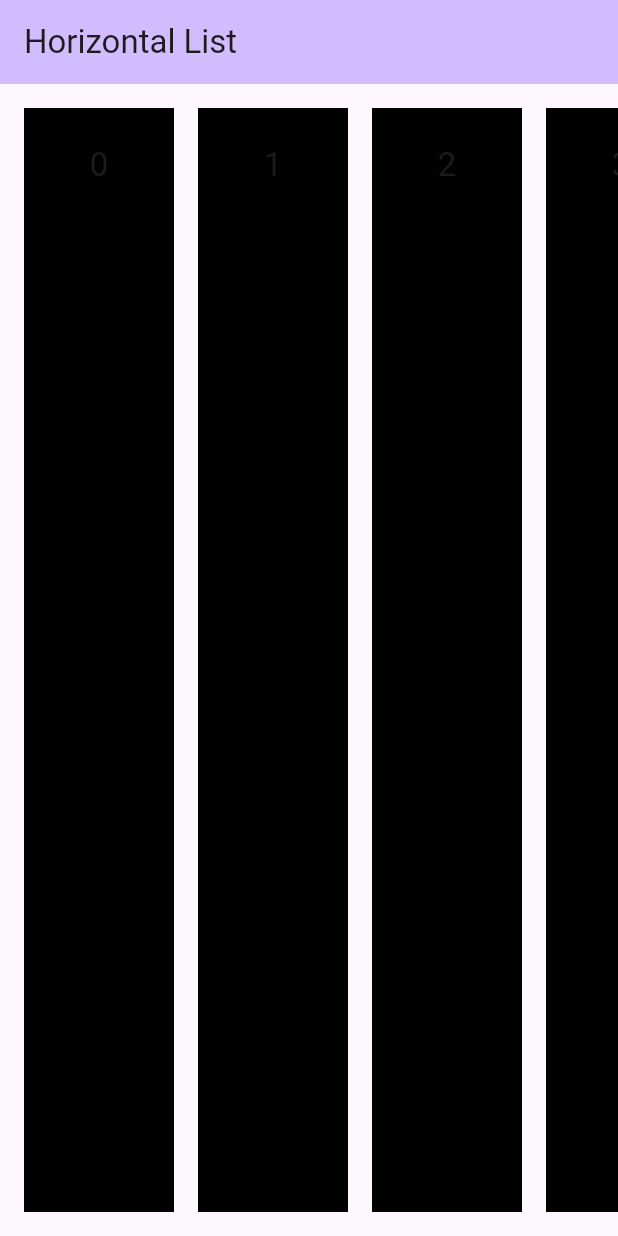
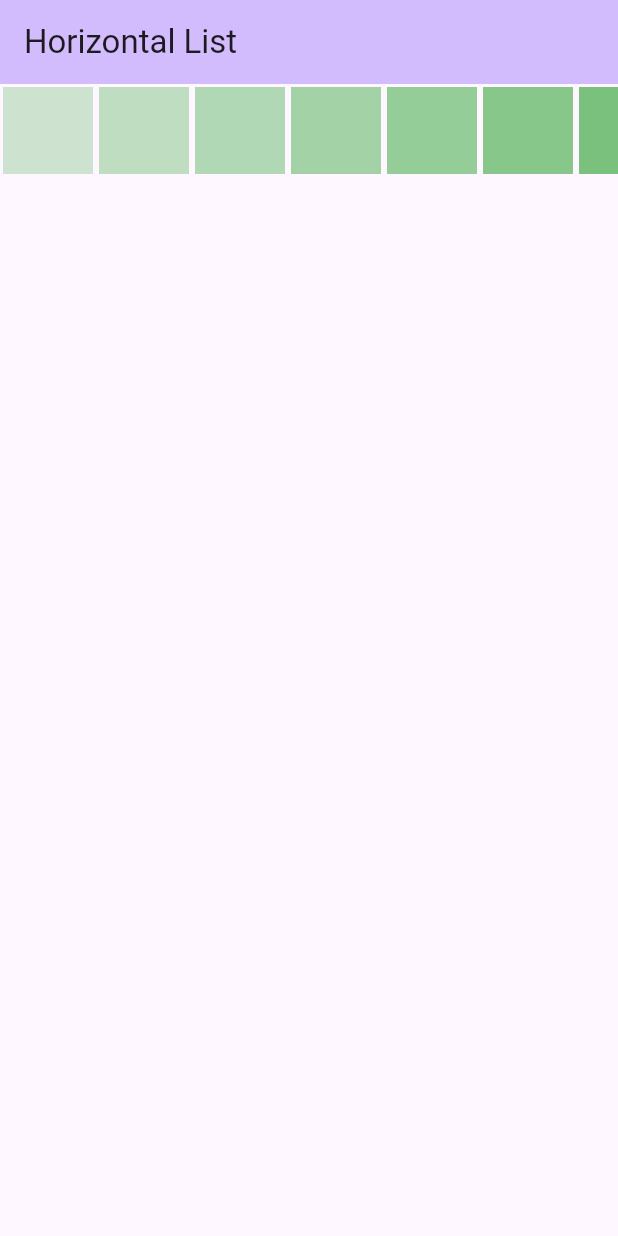
Before and after one commit to zsefvcx/flutter, a Flutter app: the screen it shows after launch, on a phone screen of 412 x 824 dp. Run offline on Flutter 3.47's test engine with Material 2 defaults, Android fonts, the phone set to English and light mode, and no system bars.

Commit message:
06_Layout horizontal list final

```diff
--- a/06_Layout/horizontal_list/lib/main.dart
+++ b/06_Layout/horizontal_list/lib/main.dart
@@ -24,7 +24,6 @@ class MyApp extends StatelessWidget {
 
 class MyHomePage extends StatefulWidget {
   const MyHomePage({super.key, required this.title});
-
   final String title;
 
   @override
@@ -32,10 +31,13 @@ class MyHomePage extends StatefulWidget {
 }
 
 class _MyHomePageState extends State<MyHomePage> {
-  final List<Widget> data0 = [
-        ...List.generate(500, (index) => CustomWidgetContainer(
+
+
+  final double minSizeWidth = 500;
+
+  List<Widget> data0 = [
+        ...List.generate(1000, (index) => CustomWidgetContainer(
           index: index,
-          visibleDivider: false,
         ),
       ),
     ];
@@ -44,9 +46,9 @@ class _MyHomePageState extends State<MyHomePage> {
   Widget build(BuildContext context) {
 
     // Full screen width and height
-    double width = MediaQuery.of(context).size.width;//ширина
+    //double width = MediaQuery.of(context).size.width;//ширина
     //double height = MediaQuery.of(context).size.height;//высота
-    bool typeWidth = width<500;
+    //bool typeWidth = width<500;
     // // Height (without SafeArea)
     // var padding = MediaQuery.of(context).viewPadding;
     // double height1 = height - padding.top - padding.bottom;
@@ -63,16 +65,17 @@ class _MyHomePageState extends State<MyHomePage> {
         backgroundColor: Theme.of(context).colorScheme.inversePrimary,
         title: Text(widget.title),
       ),
-      body: Column(
-        children: [
-          Expanded(
+      body: LayoutBuilder(
+        builder: (context, constraints) {
+          double width = constraints.constrainWidth();
+          return SizedBox(
+            height: width <= minSizeWidth?62:double.infinity,
             child: ListView.builder(
-              scrollDirection: typeWidth?Axis.horizontal:Axis.vertical,
-                padding: const EdgeInsets.all(8),
-                itemCount: data0.length,
-                itemBuilder: (context, int index) => data0[index]),
-          ),
-        ],
+                 scrollDirection: width <= minSizeWidth?Axis.horizontal:Axis.vertical,
+                 itemCount: data0.length,
+                 itemBuilder: (context, int index) => data0[index]),
+          );
+        },
       ),
     );
   }
@@ -80,14 +83,12 @@ class _MyHomePageState extends State<MyHomePage> {
 
 class CustomWidgetContainer extends StatefulWidget {
   final int _index;
-  final bool _visibleDivider;
 
   const CustomWidgetContainer({
     super.key,
     required int index,
     bool visibleDivider = false,
-  })  : _index = index,
-        _visibleDivider = visibleDivider;
+  })  : _index = index;
 
   @override
   State<CustomWidgetContainer> createState() => _CustomWidgetContainerState();
@@ -96,27 +97,14 @@ class CustomWidgetContainer extends StatefulWidget {
 class _CustomWidgetContainerState extends State<CustomWidgetContainer> {
   @override
   Widget build(BuildContext context) {
+    //print('${255*(((widget._index)^0xF)~/0xF)}');
+    //print('${70+20*(widget._index%10)}');
     return Padding(
-      padding: const EdgeInsets.all(8.0),
+      padding: const EdgeInsets.all(2.0),
       child: Container(
-        decoration: const BoxDecoration(color: Colors.black),
-        width: 100,
-        height: 100,
-        color: Colors.orangeAccent.withAlpha(widget._index~/2),
-        child: Column(
-          children: [
-            Expanded(
-              child: Container(
-                  padding: const EdgeInsets.symmetric(vertical: 22),
-                  child:
-                      Text('${widget._index}', style: const TextStyle(fontSize: 22))),
-            ),
-            Visibility(
-              visible: widget._visibleDivider,
-              child: const Divider(height: 5, color: Colors.blueAccent),
-            ),
-          ],
-        ),
+        height: 60,
+        width: 60,
+        color: Colors.green.withAlpha(70+20*(widget._index%10)),
       ),
     );
   }
@@ -124,12 +112,12 @@ class _CustomWidgetContainerState extends State<CustomWidgetContainer> {
   @override
   void initState() {
     super.initState();
-    print('CustomWidgetContainer ${widget._index} initState! ${widget._visibleDivider?' with Divider':''}');
+    print('CustomWidgetContainer ${widget._index} initState!');
   }
 
   @override
   void dispose() {
     super.dispose();
-    print('CustomWidgetContainer ${widget._index} dispose! ${widget._visibleDivider?' with Divider':''}');
+    print('CustomWidgetContainer ${widget._index} dispose!');
   }
 }
```
